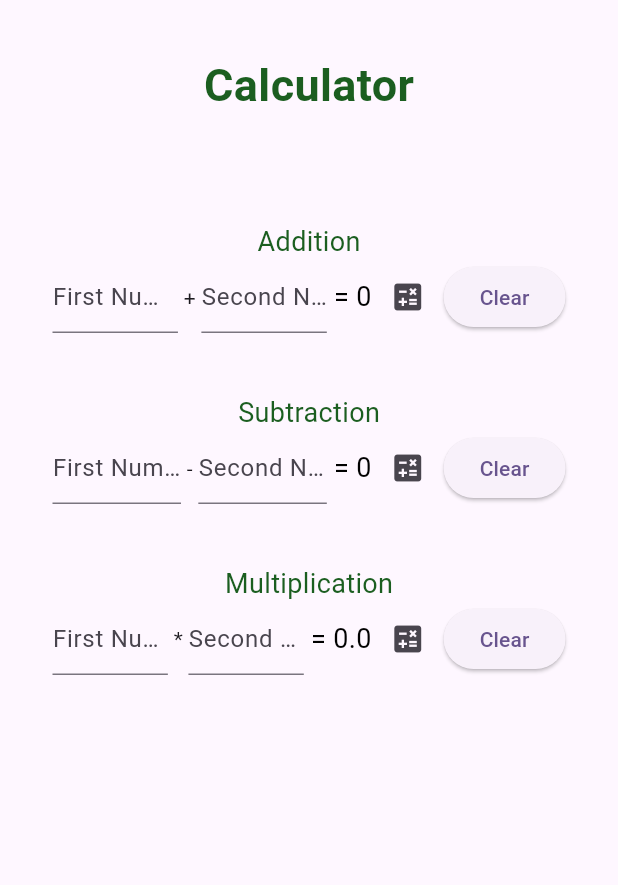
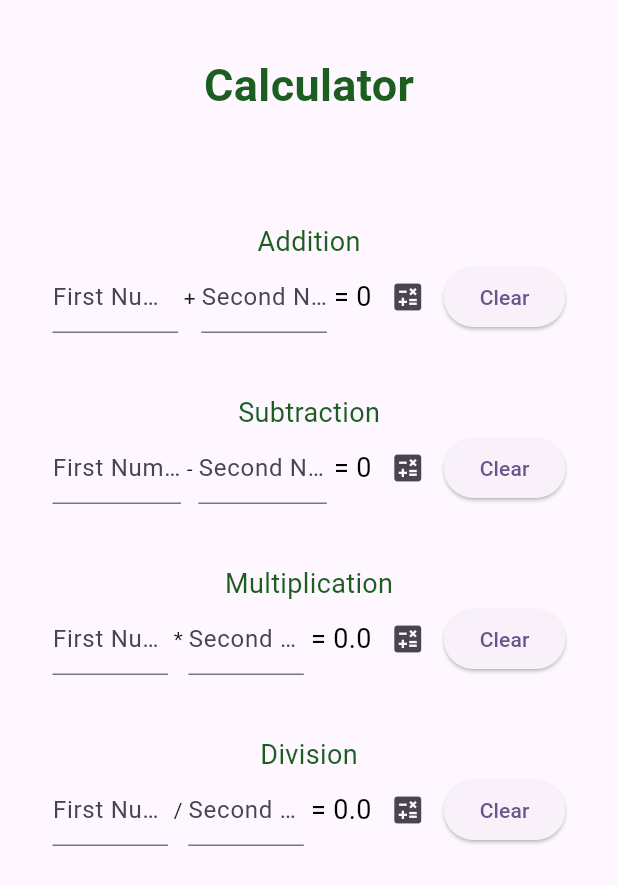
Before and after one commit to aaron-azarcon/Mobile-Calculator_CCS-206, a Flutter app: the screen it shows after launch, on a phone screen of 412 x 824 dp. Shown: the top 885 px of the screen. Run offline on Flutter 3.47's test engine with Material 3 defaults, Android fonts, the phone set to English and light mode, and no system bars.

Commit message:
Integrated Division Row into the Application

```diff
--- a/lib/main.dart
+++ b/lib/main.dart
@@ -31,6 +31,7 @@ class _CalculatorScreenState extends State<CalculatorScreen> {
   int sum = 0;
   int difference = 0;
   double product = 0;
+  double quotient = 0;
 
   TextEditingController add1Controller = TextEditingController();
   TextEditingController add2Controller = TextEditingController();
@@ -41,6 +42,9 @@ class _CalculatorScreenState extends State<CalculatorScreen> {
   TextEditingController factor1Controller = TextEditingController();
   TextEditingController factor2Controller = TextEditingController();
 
+  TextEditingController dividendController = TextEditingController();
+  TextEditingController divisorController = TextEditingController();
+
   int firstAddNum = 0;
   int secondAddNum = 0;
 
@@ -49,6 +53,9 @@ class _CalculatorScreenState extends State<CalculatorScreen> {
 
   double firstMultiplyNum = 0;
   double secondMultiplyNum = 0;
+
+  double firstDivNum = 0;
+  double secondDivNum = 0;
 
   @override
   Widget build(BuildContext context) {
@@ -289,6 +296,80 @@ class _CalculatorScreenState extends State<CalculatorScreen> {
               ],
             ),
             // Division Row
+
+            const SizedBox(height: 40),
+
+            Text(
+              "Division",
+              style: TextStyle(
+                fontSize: 18,
+                color: Colors.green[900],
+              ),
+            ),
+
+            Row(
+              mainAxisAlignment: MainAxisAlignment.spaceAround,
+              children: [
+                Expanded(
+                  child: TextField(
+                    controller: dividendController,
+                    decoration: const InputDecoration(hintText: "First Number"),
+                    onChanged: (value) {
+                      setState(() {
+                        firstDivNum = double.tryParse(value) ?? 0;
+                      });
+                    },
+                  ),
+                ),
+                const Text(" / "),
+                Expanded(
+                  child: TextField(
+                    controller: divisorController,
+                    decoration: const InputDecoration(hintText: "Second Number"),
+                    onChanged: (value) {
+                      setState(() {
+                        secondDivNum = double.tryParse(value) ?? 0;
+                      });
+                    },
+                  ),
+                ),
+                Text(
+                  ' = $quotient',
+                  style: const TextStyle(
+                    fontSize: 18,
+                    color: Colors.black,
+                  ),
+                ),
+
+                // 3.a Add an IconButton here
+                IconButton(
+                  icon: const Icon(Icons.calculate),
+                  onPressed: () {
+                    setState(() {
+                      quotient = firstDivNum / secondDivNum;
+                    });
+                  },
+                ),
+                // 3.b Add clear button here
+                ElevatedButton(
+                  onPressed: () {
+                    setState(() {
+                      dividendController.clear();
+                      divisorController.clear();
+                      firstDivNum = 0;
+                      secondDivNum = 0;
+                      quotient = 0;
+                    });
+                  },
+                  style: ElevatedButton.styleFrom(
+                    shape: RoundedRectangleBorder(
+                      borderRadius: BorderRadius.circular(30),
+                    ),
+                  ),
+                  child: const Text("Clear"),
+                )
+              ],
+            ),
           ],
         ),
       ),
```
